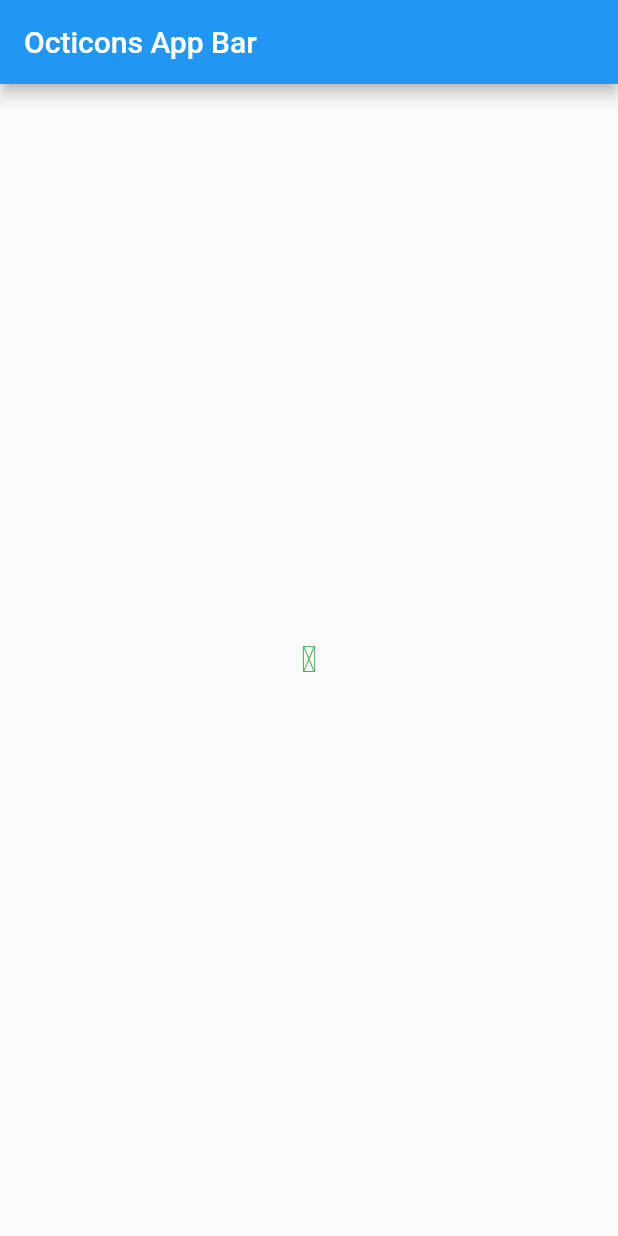
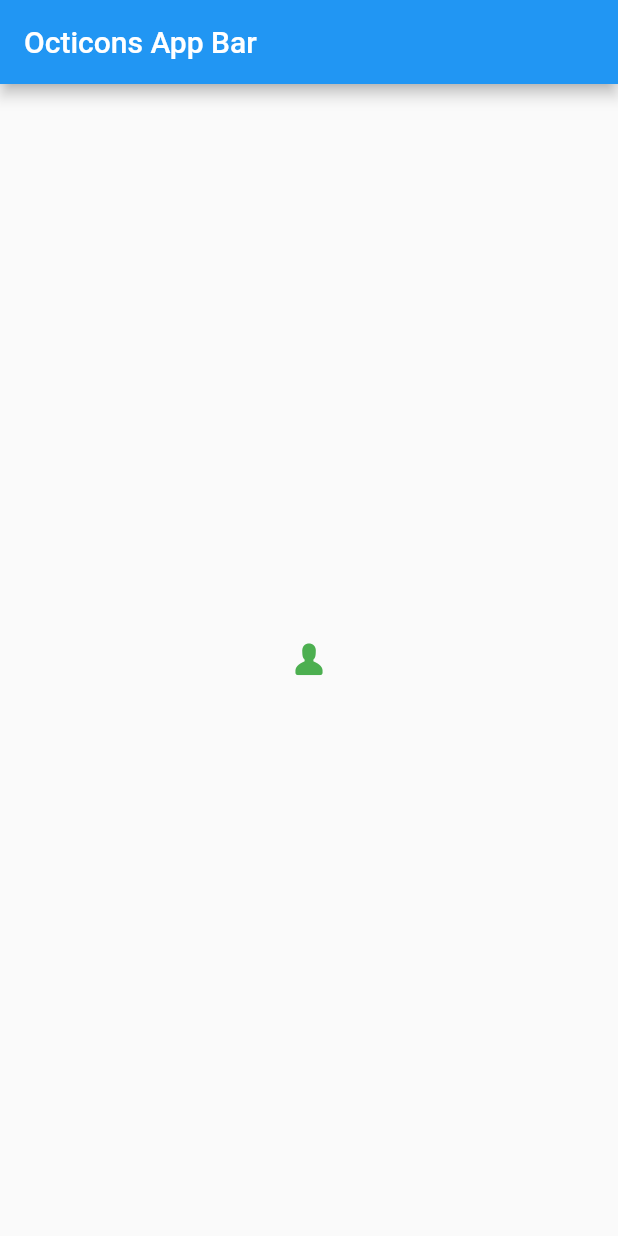
Before and after one commit to ko-htut/octicons_icon, a Flutter app: the screen it shows after launch, on a phone screen of 412 x 824 dp. Run offline on Flutter 3.47's test engine with Material 2 defaults, Android fonts, the phone set to English and light mode, and no system bars.

Commit message:
add : fix name

```diff
--- a/example/pubspec.yaml
+++ b/example/pubspec.yaml
@@ -32,7 +32,7 @@ dependencies:
 dev_dependencies:
   flutter_test:
     sdk: flutter
-  octicons:
+  octicons_icon:
     path: ../
 # For information on the generic Dart part of this file, see the
 # following page: https://dart.dev/tools/pub/pubspec
--- a/lib/src/octicons_icon.dart
+++ b/lib/src/octicons_icon.dart
@@ -4,7 +4,7 @@ class OctIcons {
   OctIcons._();
 
   static const _kFontFam = 'Octicons';
-  static const _kFontPkg = "octicons";
+  static const _kFontPkg = "octicons_icon";
 
   static const IconData arrow_small_left =
       IconData(0xf300, fontFamily: _kFontFam, fontPackage: _kFontPkg);
```
Also changed, not shown: example/pubspec.lock.
